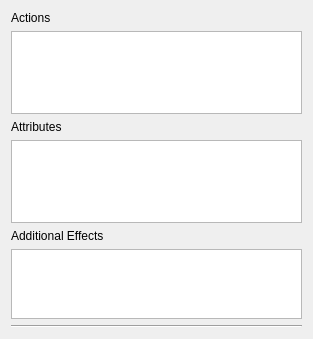
This is editor_list.ui in xilefenko/Path-Tracker-Public as Qt 5 draws it before an edit. The edited form follows.
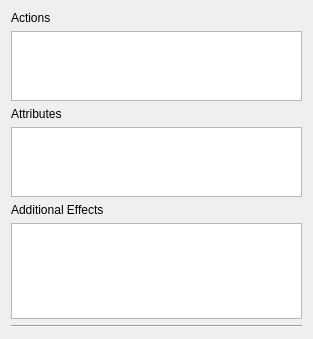
This is the edited form.

Commit message:
v1.1.1: Fix editor list widget expansion
Allow Actions, Attributes, and Additional Effects lists in the effect
editor to expand to fill available space instead of being constrained
to a fixed height. Removed hardcoded setFixedHeight() calls that were
preventing proper layout expansion.

Diff of the .ui file:
```diff
--- a/editor_list.ui
+++ b/editor_list.ui
@@ -30,9 +30,9 @@
    <item>
     <widget class="QListWidget" name="ActionList">
      <property name="sizePolicy">
-      <sizepolicy hsizetype="Expanding" vsizetype="Preferred">
+      <sizepolicy hsizetype="Expanding" vsizetype="Expanding">
        <horstretch>0</horstretch>
-       <verstretch>0</verstretch>
+       <verstretch>1</verstretch>
       </sizepolicy>
      </property>
     </widget>
@@ -47,9 +47,9 @@
    <item>
     <widget class="QListWidget" name="AttributeList">
      <property name="sizePolicy">
-      <sizepolicy hsizetype="Expanding" vsizetype="Preferred">
+      <sizepolicy hsizetype="Expanding" vsizetype="Expanding">
        <horstretch>0</horstretch>
-       <verstretch>0</verstretch>
+       <verstretch>1</verstretch>
       </sizepolicy>
      </property>
     </widget>
```
The commit also changes 2 other files.
